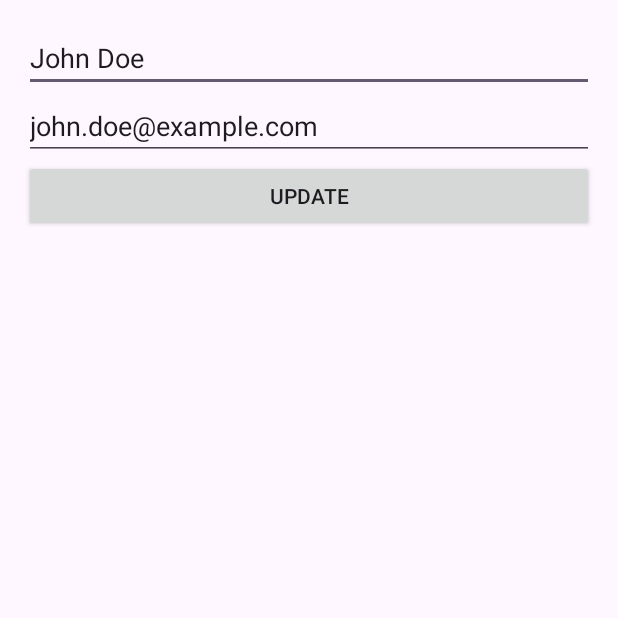
After one commit to Wissdx/Transpal, an Android app: the ProfileActivity screen opened directly, with no data from a screen before it, on a phone screen of 412 x 824 dp, the top half of it. The commit adds this screen. Run offline under Robolectric (Android 15) with nearby library versions, the phone set to English and light mode, and no system bars.

Commit message:
feat(profile): login finished + redirect to profile page

```diff
--- a/app/src/main/AndroidManifest.xml
+++ b/app/src/main/AndroidManifest.xml
@@ -34,6 +34,8 @@
             android:exported="false" />
         <activity android:name=".CardActivity"
             android:exported="false"/>
+        <activity android:name=".ProfileActivity"
+            android:exported="false"/>
     </application>
 
 </manifest>
--- /dev/null
+++ b/app/src/main/java/fr/esgi/transpal/ProfileActivity.kt
@@ -0,0 +1,46 @@
+package fr.esgi.transpal
+
+import android.os.Bundle
+import android.widget.Button
+import android.widget.EditText
+import androidx.activity.ComponentActivity
+import androidx.activity.viewModels
+import androidx.lifecycle.Observer
+import fr.esgi.transpal.network.dto.ProfileRequest
+import fr.esgi.transpal.network.repositories.ProfileRepository
+import fr.esgi.transpal.viewmodel.ProfileViewModel
+import fr.esgi.transpal.viewmodel.factories.ProfileViewModelFactory
+
+class ProfileActivity : ComponentActivity() {
+
+    private val profileRepository = ProfileRepository()
+    private val profileViewModel: ProfileViewModel by viewModels {
+        ProfileViewModelFactory(profileRepository)
+    }
+
+    private lateinit var name_et: EditText
+    private lateinit var email_et: EditText
+    private lateinit var update_btn: Button
+
+    override fun onCreate(savedInstanceState: Bundle?) {
+        super.onCreate(savedInstanceState)
+        setContentView(R.layout.activity_profile)
+
+        name_et = findViewById(R.id.name_et)
+        email_et = findViewById(R.id.email_et)
+        update_btn = findViewById(R.id.update_btn)
+
+        profileViewModel.profile.observe(this, Observer { profile ->
+            name_et.setText(profile.name)
+            email_et.setText(profile.email)
+        })
+
+        update_btn.setOnClickListener {
+            val name = name_et.text.toString()
+            val email = email_et.text.toString()
+            profileViewModel.updateProfile(ProfileRequest(name, email))
+        }
+
+        profileViewModel.loadProfile()
+    }
+}
--- /dev/null
+++ b/app/src/main/java/fr/esgi/transpal/network/dto/ProfileRequest.kt
@@ -0,0 +1,6 @@
+package fr.esgi.transpal.network.dto
+
+data class ProfileRequest(
+    val name: String,
+    val email: String
+)
--- /dev/null
+++ b/app/src/main/java/fr/esgi/transpal/network/dto/ProfileResponse.kt
@@ -0,0 +1,6 @@
+package fr.esgi.transpal.network.dto
+
+data class ProfileResponse(
+    val name: String,
+    val email: String
+)
--- /dev/null
+++ b/app/src/main/java/fr/esgi/transpal/network/repositories/ProfileRepository.kt
@@ -0,0 +1,17 @@
+package fr.esgi.transpal.network.repositories
+
+import fr.esgi.transpal.network.dto.ProfileRequest
+import fr.esgi.transpal.network.dto.ProfileResponse
+
+class ProfileRepository {
+
+    suspend fun getProfile(): ProfileResponse {
+        // Simulate network call
+        return ProfileResponse("John Doe", "john.doe@example.com")
+    }
+
+    suspend fun updateProfile(profileRequest: ProfileRequest): ProfileResponse {
+        // Simulate network call
+        return ProfileResponse(profileRequest.name, profileRequest.email)
+    }
+}
--- /dev/null
+++ b/app/src/main/java/fr/esgi/transpal/viewmodel/ProfileViewModel.kt
@@ -0,0 +1,30 @@
+package fr.esgi.transpal.viewmodel
+
+import androidx.lifecycle.LiveData
+import androidx.lifecycle.MutableLiveData
+import androidx.lifecycle.ViewModel
+import androidx.lifecycle.viewModelScope
+import fr.esgi.transpal.network.dto.ProfileRequest
+import fr.esgi.transpal.network.dto.ProfileResponse
+import fr.esgi.transpal.network.repositories.ProfileRepository
+import kotlinx.coroutines.launch
+
+class ProfileViewModel(private val profileRepository: ProfileRepository) : ViewModel() {
+
+    private val _profile = MutableLiveData<ProfileResponse>()
+    val profile: LiveData<ProfileResponse> get() = _profile
+
+    fun loadProfile() {
+        viewModelScope.launch {
+            val profile = profileRepository.getProfile()
+            _profile.value = profile
+        }
+    }
+
+    fun updateProfile(profileRequest: ProfileRequest) {
+        viewModelScope.launch {
+            val updatedProfile = profileRepository.updateProfile(profileRequest)
+            _profile.value = updatedProfile
+        }
+    }
+}
--- /dev/null
+++ b/app/src/main/java/fr/esgi/transpal/viewmodel/factories/ProfileViewModelFactory.kt
@@ -0,0 +1,16 @@
+package fr.esgi.transpal.viewmodel.factories
+
+import androidx.lifecycle.ViewModel
+import androidx.lifecycle.ViewModelProvider
+import fr.esgi.transpal.network.repositories.ProfileRepository
+import fr.esgi.transpal.viewmodel.ProfileViewModel
+
+class ProfileViewModelFactory(private val profileRepository: ProfileRepository) : ViewModelProvider.Factory {
+
+    override fun <T : ViewModel> create(modelClass: Class<T>): T {
+        if (modelClass.isAssignableFrom(ProfileViewModel::class.java)) {
+            return ProfileViewModel(profileRepository) as T
+        }
+        throw IllegalArgumentException("Unknown ViewModel class")
+    }
+}
--- /dev/null
+++ b/app/src/main/res/layout/activity_profile.xml
@@ -0,0 +1,26 @@
+<?xml version="1.0" encoding="utf-8"?>
+<LinearLayout xmlns:android="http://schemas.android.com/apk/res/android"
+    android:layout_width="match_parent"
+    android:layout_height="match_parent"
+    android:orientation="vertical"
+    android:padding="16dp">
+
+    <EditText
+        android:id="@+id/name_et"
+        android:layout_width="match_parent"
+        android:layout_height="wrap_content"
+        android:hint="Name" />
+
+    <EditText
+        android:id="@+id/email_et"
+        android:layout_width="match_parent"
+        android:layout_height="wrap_content"
+        android:hint="Email"
+        android:inputType="textEmailAddress" />
+
+    <Button
+        android:id="@+id/update_btn"
+        android:layout_width="match_parent"
+        android:layout_height="wrap_content"
+        android:text="Update" />
+</LinearLayout>
```
Also changed, not shown: app/src/main/java/fr/esgi/transpal/LoginActivity.kt (+7 -2 lines), app/src/main/java/fr/esgi/transpal/MainActivity.kt (+16 -0 lines).
